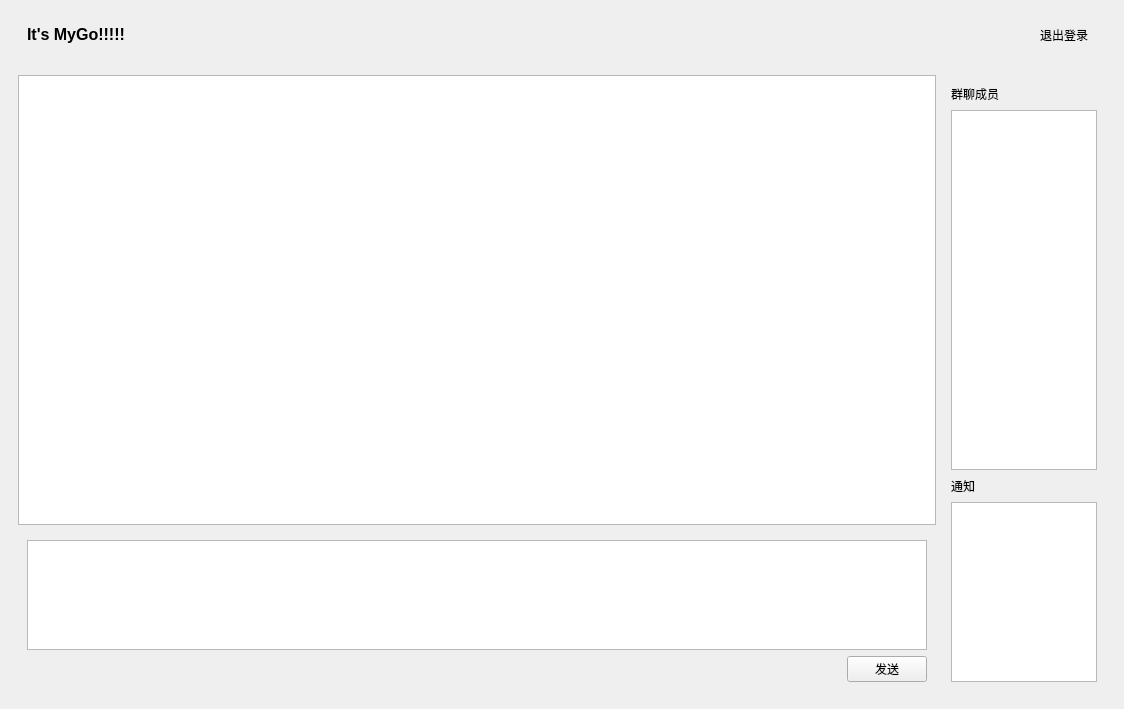
Before: the Qt Designer form ChatClient/mainwindow.ui in zayu77/Qt_ChatRoomSystem, drawn with Qt 5.
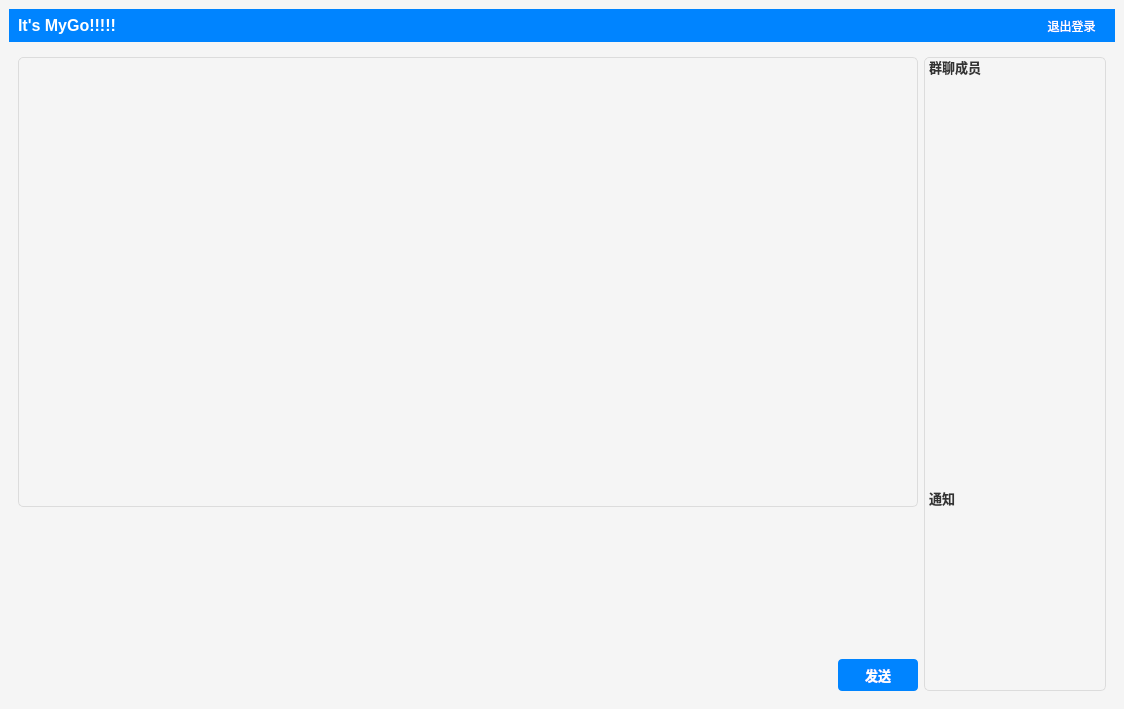
After: the same form once the commit is applied.

Commit message: Sixth commit,finish Chatrooom UI.

```diff
--- a/ChatClient/mainwindow.ui
+++ b/ChatClient/mainwindow.ui
@@ -14,8 +14,15 @@
    <string>MainWindow</string>
   </property>
   <property name="styleSheet">
-   <string notr="true">/* 标题栏背景 */
-#titleWidget {
+   <string notr="true">/* 主窗口 */
+QMainWindow{
+    background-color: #f5f5f5;  /* QQ风格的浅灰色背景 */
+    font-family: &quot;Microsoft YaHei&quot;, &quot;Segoe UI&quot;, sans-serif;
+    font-size: 12px;
+}
+
+/* 标题栏背景 */
+#widget_Title {
     background-color: #0084ff;  /* QQ蓝色 */
     border-radius: 0px;
     padding: 8px 12px;
@@ -24,7 +31,7 @@
 
 /* 应用标题 */
 #labelTitle {
-    color: black;
+    color: white;
     font-size: 16px;
     font-weight: bold;
     padding-left: 5px;
@@ -34,7 +41,7 @@
 /* 退出登录按钮 */
 #btnLogout {
     background-color: transparent;
-    color: black;
+    color: white;
     border: none;
     border-radius: 4px;
     padding: 6px 12px;
@@ -46,8 +53,138 @@
     background-color: rgba(255, 255, 255, 0.1);
 }
 
-#btnLogout:pressed {
-    background-color: rgba(255, 255, 255, 0.2);
+/* 聊天显示区域 */
+QPlainTextEdit,QListWidget,QTreeView {
+    background-color: #f5f5f5;
+    padding: 5px;
+    selection-background-color: #e0f0ff;
+    selection-color: black;
+}
+
+QTextEdit#Edit_communicate{
+	background-color: #f5f5f5;
+    border: 1px solid #dcdcdc;
+	border-radius: 5px;
+    padding: 5px;
+    selection-background-color: #e0f0ff;
+    selection-color: black;
+}
+
+QTextEdit#Edit_communicate_2{
+	background-color: #f5f5f5;
+    border: 1px solid #dcdcdc;
+	border-radius: 5px;
+    padding: 5px;
+    selection-background-color: #e0f0ff;
+    selection-color: black;
+}
+
+QListWidget#listWidget_users{
+	border:none;
+}
+
+QTreeView#treeView_Friend{
+	border:none;
+}
+
+/* 聊天输入框 */
+QTextEdit#say_textEdit {
+    background-color: #f5f5f5;
+    font-size: 13px;
+	border:none;
+}
+
+QTextEdit#say_textEdit_2 {
+    background-color: #f5f5f5;
+    font-size: 13px;
+	border:none;
+}
+
+#widget_right{
+	border: 1px solid #dcdcdc;
+	border-radius: 5px;
+	background-color: #f5f5f5; 
+}
+
+#widget_right_2{
+	border: 1px solid #dcdcdc;
+	border-radius: 5px;
+	background-color: #f5f5f5; 
+}
+
+/* 列表标题 */
+QLabel#label_member {
+    color: #333333;
+    font-size: 13px;
+    font-weight: bold;
+}
+
+QLabel#label_member_2 {
+    color: #333333;
+    font-size: 13px;
+    font-weight: bold;
+}
+
+QLabel#label_Notice {
+    color: #333333;
+    font-size: 13px;
+    font-weight: bold;
+}
+
+QLabel#label_Notice_2 {
+    color: #333333;
+    font-size: 13px;
+    font-weight: bold;
+}
+
+/* 通知区域 */
+QPlainTextEdit#plainEdit_Notice {
+    background-color: #f5f5f5; 
+    border: none;
+}
+
+QPlainTextEdit#plainEdit_Notice_2 {
+    background-color: #f5f5f5; 
+    border: none;
+}
+
+/* 发送按钮 */
+#btnSay {
+    background-color: #0084ff;  /* QQ蓝色 */
+    color: white;
+    border: none;
+    border-radius: 4px;
+    font-size: 13px;
+    font-weight: 500;
+    min-width: 80px;
+    min-height: 32px;
+}
+
+#btnSay:hover {
+    background-color: #0073e6;
+}
+
+#btnSay:pressed {
+    background-color: #005bbf;
+}
+
+#btnSay_2 {
+    background-color: #0084ff;  /* QQ蓝色 */
+    color: white;
+    border: none;
+    border-radius: 4px;
+    font-size: 13px;
+    font-weight: 500;
+    min-width: 80px;
+    min-height: 32px;
+}
+
+#btnSay_2:hover {
+    background-color: #0073e6;
+}
+
+#btnSay_2:pressed {
+    background-color: #005bbf;
 }</string>
   </property>
   <widget class="QWidget" name="widget">
@@ -61,6 +198,21 @@
        </size>
       </property>
       <layout class="QHBoxLayout" name="horizontalLayout">
+       <property name="spacing">
+        <number>0</number>
+       </property>
+       <property name="leftMargin">
+        <number>0</number>
+       </property>
+       <property name="topMargin">
+        <number>0</number>
+       </property>
+       <property name="rightMargin">
+        <number>0</number>
+       </property>
+       <property name="bottomMargin">
+        <number>0</number>
+       </property>
        <item>
         <widget class="QLabel" name="labelTitle">
          <property name="font">
@@ -106,6 +258,9 @@
        <layout class="QGridLayout" name="gridLayout_4">
         <item row="0" column="0">
          <layout class="QVBoxLayout" name="verticalLayout">
+          <property name="spacing">
+           <number>5</number>
+          </property>
           <item>
            <widget class="QTextEdit" name="Edit_communicate">
             <property name="minimumSize">
@@ -119,6 +274,18 @@
           <item>
            <widget class="QWidget" name="widget_bottom" native="true">
             <layout class="QGridLayout" name="gridLayout_3">
+             <property name="leftMargin">
+              <number>0</number>
+             </property>
+             <property name="topMargin">
+              <number>0</number>
+             </property>
+             <property name="rightMargin">
+              <number>0</number>
+             </property>
+             <property name="bottomMargin">
+              <number>0</number>
+             </property>
              <item row="0" column="0">
               <widget class="QTextEdit" name="say_textEdit">
                <property name="minimumSize">
@@ -161,8 +328,26 @@
         <item row="0" column="1">
          <widget class="QWidget" name="widget_right" native="true">
           <layout class="QGridLayout" name="gridLayout_2">
+           <property name="leftMargin">
+            <number>5</number>
+           </property>
+           <property name="topMargin">
+            <number>0</number>
+           </property>
+           <property name="rightMargin">
+            <number>5</number>
+           </property>
+           <property name="bottomMargin">
+            <number>3</number>
+           </property>
+           <property name="spacing">
+            <number>0</number>
+           </property>
            <item row="0" column="0">
             <layout class="QHBoxLayout" name="horizontalLayout_2">
+             <property name="leftMargin">
+              <number>0</number>
+             </property>
              <item>
               <widget class="QLabel" name="label_member">
                <property name="text">
@@ -197,6 +382,9 @@
            </item>
            <item row="2" column="0">
             <layout class="QHBoxLayout" name="horizontalLayout_3">
+             <property name="leftMargin">
+              <number>0</number>
+             </property>
              <item>
               <widget class="QLabel" name="label_Notice">
                <property name="text">
```
Left out of the diff: 38 changed lines with no effect on the pictures.
